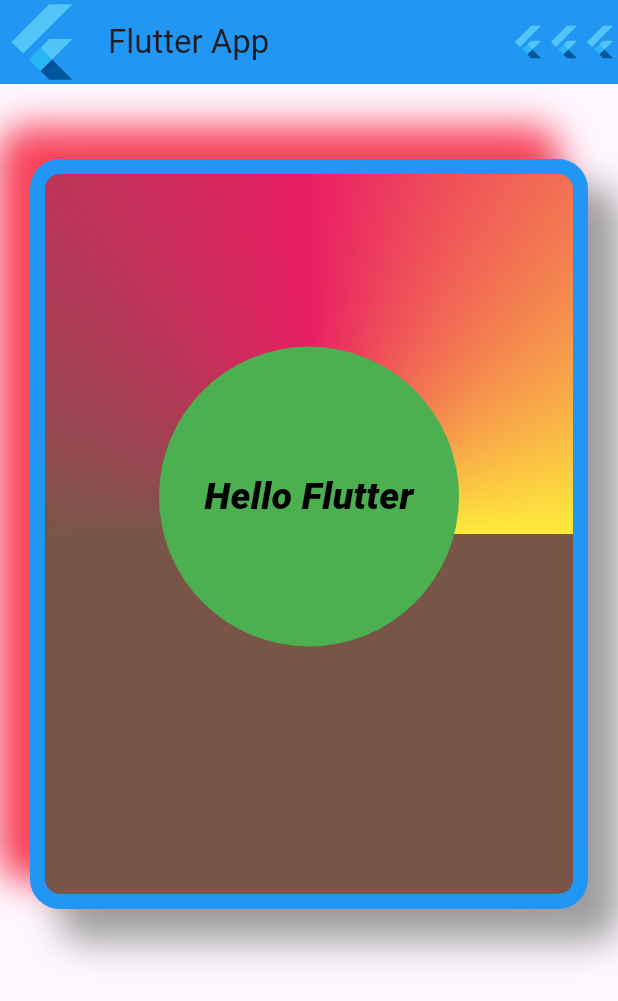
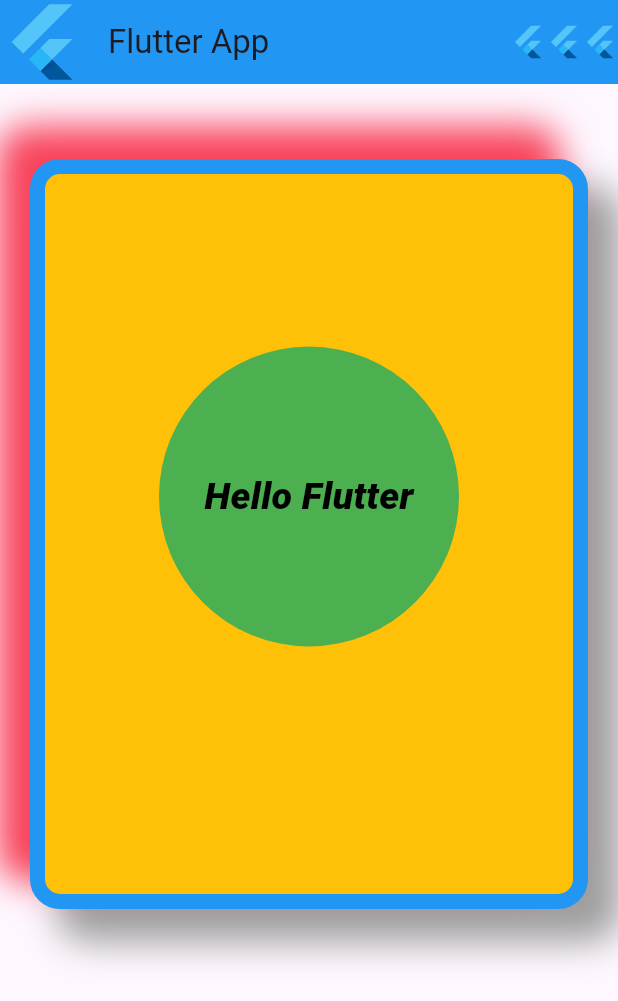
Before and after one commit to The-Closure/flutter_course_autmn_2024, a Flutter app: the screen it shows after launch, on a phone screen of 412 x 824 dp. Shown: the top 1001 px of the screen. Run offline on Flutter 3.47's test engine with Material 3 defaults, Android fonts, the phone set to English and light mode, and no system bars.

Commit message:
delete gradiant and math import

```diff
--- a/lib/main.dart
+++ b/lib/main.dart
@@ -1,4 +1,3 @@
-import 'dart:math';
 
 import 'package:flutter/material.dart';
 
@@ -51,14 +50,7 @@ class MyApp extends StatelessWidget {
             //     Colors.yellow,
             //   ],
             // ),
-            gradient: const SweepGradient(
-              startAngle: pi,
-              colors: [
-                Colors.brown,
-                Colors.pink,
-                Colors.yellow,
-              ],
-            ),
+
 
             color: Colors.amber,
             // shape: BoxShape.circle,
```
